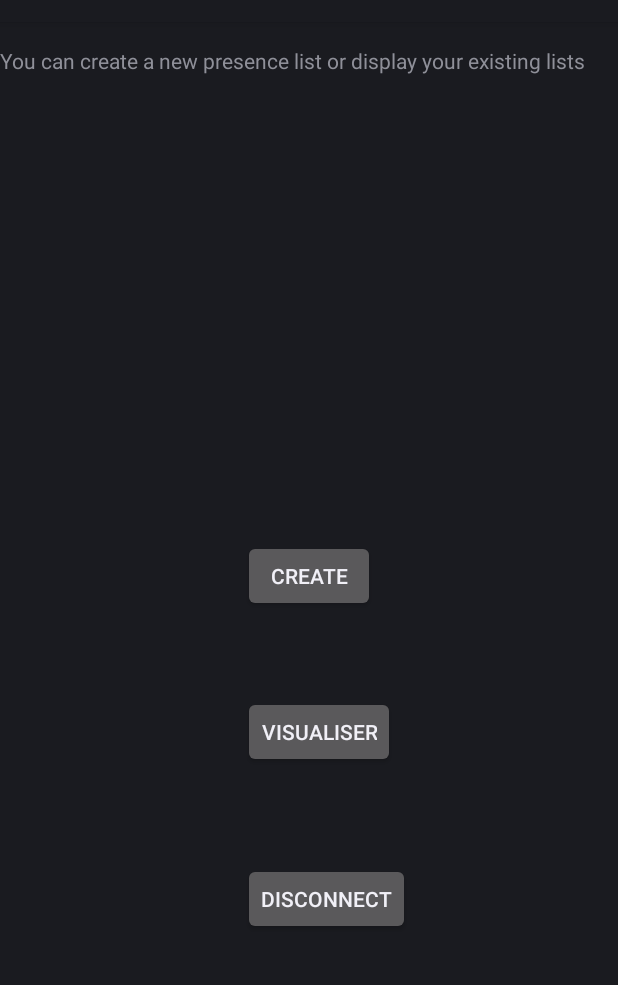
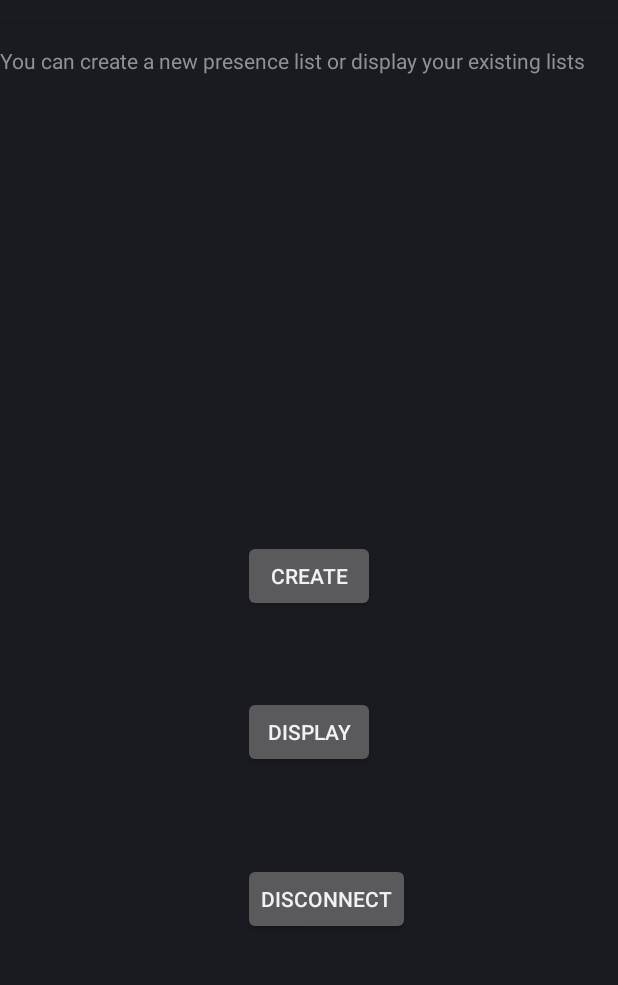
Before and after one commit to timothetoulain/projet_integration, an Android app: the TeacherMenuActivity screen opened directly, with no data from a screen before it, on a phone screen of 412 x 824 dp, the part 62-1047 px from its top. Run offline under Robolectric (Android 15) with nearby library versions, the phone set to English and light mode, and no system bars.

Commit message:
Quelques corrections

```diff
--- a/app/src/main/AndroidManifest.xml
+++ b/app/src/main/AndroidManifest.xml
@@ -48,7 +48,7 @@
         <activity android:name=".admin.GroupeCreationActivity" />
         <activity android:name=".LoginProf" />
         <activity android:name=".TeacherMenuActivity" />
-        <activity android:name=".CardForgottenActivity"></activity>
+        <activity android:name=".CardForgottenActivity" />
     </application>
 
 </manifest>
--- a/app/src/main/java/se/anyro/nfc_reader/CardForgottenActivity.java
+++ b/app/src/main/java/se/anyro/nfc_reader/CardForgottenActivity.java
@@ -2,7 +2,6 @@ package se.anyro.nfc_reader;
 
 import android.app.Activity;
 import android.content.Intent;
-import android.support.v7.app.AppCompatActivity;
 import android.os.Bundle;
 import android.view.View;
 import android.widget.Button;
@@ -10,13 +9,11 @@ import android.widget.EditText;
 import android.widget.Toast;
 
 import java.io.BufferedReader;
-import java.io.File;
 import java.io.FileInputStream;
 import java.io.FileOutputStream;
 import java.io.InputStreamReader;
 import java.util.concurrent.ExecutionException;
 
-import se.anyro.nfc_reader.database.AppelQuery;
 import se.anyro.nfc_reader.database.CardForgottenQuery;
 
 public class CardForgottenActivity extends Activity {
--- a/app/src/main/java/se/anyro/nfc_reader/DialogManager.java
+++ b/app/src/main/java/se/anyro/nfc_reader/DialogManager.java
@@ -1,6 +1,5 @@
 package se.anyro.nfc_reader;
 
-import android.app.Activity;
 import android.app.AlertDialog;
 import android.app.Dialog;
 import android.app.DialogFragment;
--- a/app/src/main/java/se/anyro/nfc_reader/MainActivity.java
+++ b/app/src/main/java/se/anyro/nfc_reader/MainActivity.java
@@ -7,9 +7,6 @@ import android.view.View;
 import android.widget.Button;
 
 import java.io.File;
-import java.io.FileOutputStream;
-
-import se.anyro.nfc_reader.admin.AdminActivity;
 
 public class MainActivity extends Activity {
 
--- a/app/src/main/java/se/anyro/nfc_reader/TagViewer.java
+++ b/app/src/main/java/se/anyro/nfc_reader/TagViewer.java
@@ -1,7 +1,6 @@
 package se.anyro.nfc_reader;
 
 import java.io.BufferedReader;
-import java.io.File;
 import java.io.FileInputStream;
 import java.io.InputStreamReader;
 import java.nio.charset.Charset;
--- a/app/src/main/java/se/anyro/nfc_reader/TeacherMenuActivity.java
+++ b/app/src/main/java/se/anyro/nfc_reader/TeacherMenuActivity.java
@@ -2,14 +2,11 @@ package se.anyro.nfc_reader;
 
 import android.app.Activity;
 import android.content.Intent;
-import android.support.v7.app.AppCompatActivity;
 import android.os.Bundle;
 import android.view.View;
 import android.widget.Button;
-import android.widget.EditText;
 import android.widget.TextView;
 
-import se.anyro.nfc_reader.admin.AdminActivity;
 
 public class TeacherMenuActivity extends Activity {
 
--- a/app/src/main/java/se/anyro/nfc_reader/database/FiliereCreationQuery.java
+++ b/app/src/main/java/se/anyro/nfc_reader/database/FiliereCreationQuery.java
@@ -13,7 +13,6 @@ import java.net.HttpURLConnection;
 import java.net.MalformedURLException;
 import java.net.ProtocolException;
 import java.net.URL;
-import java.net.URLEncoder;
 
 /**
  * permet d'ajouter une filiere dans la base de donnees
--- a/app/src/main/res/values/strings.xml
+++ b/app/src/main/res/values/strings.xml
@@ -9,7 +9,7 @@
 
     <string name="message_account">You can create a new presence list or display your existing lists</string>
     <string name="button_create_list">Create</string>
-    <string name="button_display_list">Visualiser</string>
+    <string name="button_display_list">Display</string>
     <string name="button_disconnect">Disconnect</string>
 
     <string name="message_new_list">Create a new presence list.</string>
```
Also changed, not shown: 1093 other files.
